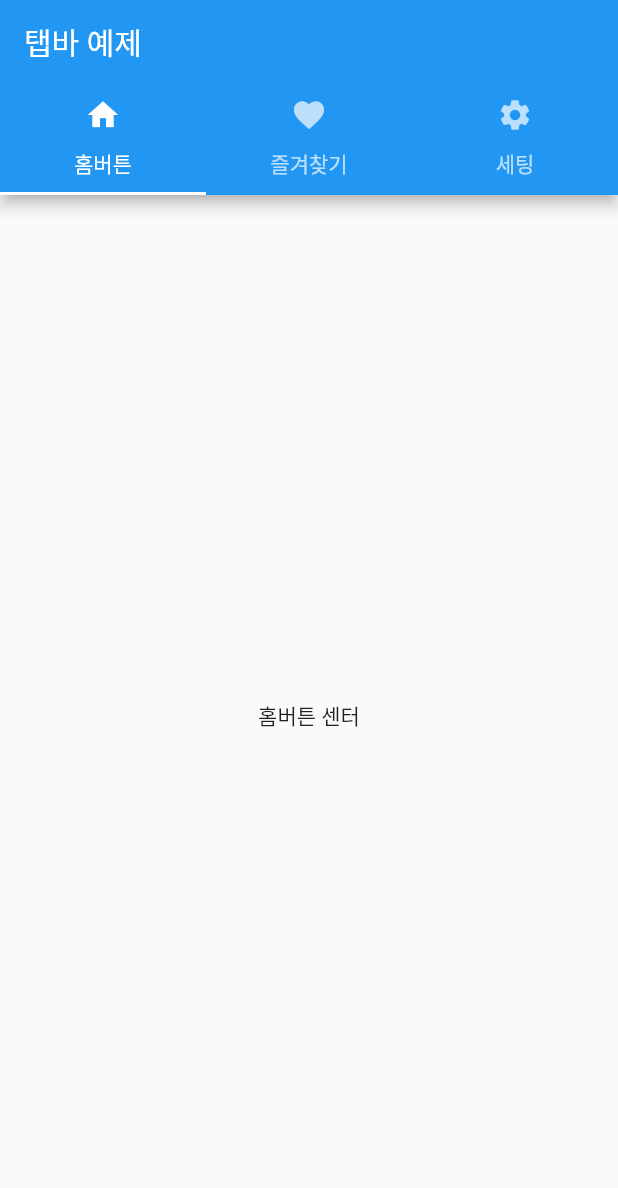
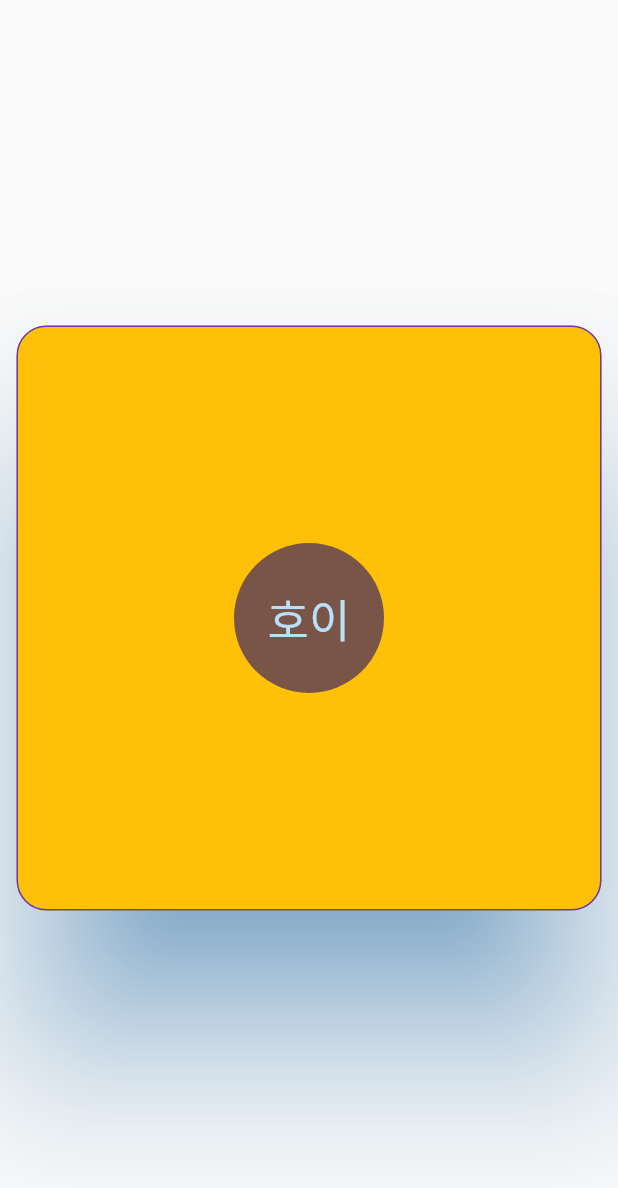
Before and after one commit to stufit/first_inflearn_flutter, a Flutter app: the screen it shows after launch, on a phone screen of 412 x 824 dp. Shown: the top 1188 px of the screen. Run offline on Flutter 3.47's test engine with Material 2 defaults, Android fonts, the phone set to English and light mode, and no system bars.

Commit message:
SizedBox, Card 위젯

```diff
--- a/lib/main.dart
+++ b/lib/main.dart
@@ -4,122 +4,41 @@ void main() {
   runApp(MyApp());
 }
 
-class MyApp extends StatefulWidget {
+class MyApp extends StatelessWidget {
   const MyApp({super.key});
-
-  @override
-  State<MyApp> createState() => _MyAppState();
-}
-
-class _MyAppState extends State<MyApp> with SingleTickerProviderStateMixin {
-  late TabController _tabController;
-
-  @override
-  void initState() {
-    super.initState();
-    _tabController = TabController(length: 3, vsync: this);
-  }
-
-  @override
-  void dispose() {
-    _tabController.dispose();
-    super.dispose();
-  }
 
   @override
   Widget build(BuildContext context) {
     return MaterialApp(
-      title: "크롬탭에 뜨는 이름",
+      debugShowCheckedModeBanner: false,
       home: Scaffold(
-        appBar: AppBar(
-          title: Text("탭바 예제"),
-          bottom: TabBar(
-            controller: _tabController,
-            tabs: [
-              Tab(icon: Icon(Icons.home), text: "홈버튼"),
-              Tab(icon: Icon(Icons.favorite), text: "즐겨찾기"),
-              Tab(icon: Icon(Icons.settings), text: "세팅"),
-            ],
+        body: Center(
+          child: SizedBox(
+            width: 400,
+            height: 400,
+            child: Card(
+              elevation: 50,
+              margin: EdgeInsets.all(5),
+              shadowColor: Colors.blue,
+              shape: RoundedRectangleBorder(
+                side: BorderSide(
+                  color: Colors.deepPurple,
+                ),
+                borderRadius: BorderRadius.circular(20)
+              ),
+              color: Colors.amber,
+              child: Center(
+                  child: CircleAvatar(
+                    backgroundColor: Colors.brown,
+                    radius: 50,
+                    child: Center(
+                      child: Text("호이",style: TextStyle(fontSize: 30),),
+                    ),
+                  )),
+            ),
           ),
-        ),
-        body: TabBarView(
-          controller: _tabController,
-          children: [
-            Center(child: Text("홈버튼 센터")),
-            Center(child: Text("즐겨찾기 센터")),
-            Center(child: Text("세팅 센터")),
-          ],
         ),
       ),
     );
   }
 }
-
-/*
-// BottomSheet
-void main() {
-  runApp(BottomSheetApp());
-}
-
-class BottomSheetApp extends StatelessWidget {
-  const BottomSheetApp({super.key});
-
-  @override
-  Widget build(BuildContext context) {
-    return MaterialApp(
-      home: Scaffold(
-        appBar: AppBar(
-          title: Text("bottom sheet 예제"),
-        ),
-        body: BottomSheetExample(),
-      ),
-    );
-  }
-}
-
-class BottomSheetExample extends StatelessWidget {
-  const BottomSheetExample({super.key});
-
-  @override
-  Widget build(BuildContext context) {
-    return Center(
-      child: ElevatedButton(
-        child: Text('showModalBottomSheet'),
-        onPressed: () {
-          showModalBottomSheet( // showBottomSheet는 다른 곳 눌러도 창이 안사라짐
-            context: context,
-            builder: (BuildContext context) {
-              return Container(
-                color: Colors.amber,
-                child: Column(
-                  mainAxisSize: MainAxisSize.min, // 위로 올라오는 사이즈를 조절
-                  children: [
-                    ListTile(
-                      leading: Icon(Icons.add),
-                      title: Text("추가"),
-                      onTap: () {
-                        Navigator.of(context).pop();
-                      },
-
-                    ),
-                    ListTile(
-                      leading: Icon(Icons.remove),
-                      title: Text("삭제"),
-                      onTap: () {
-                        Navigator.of(context).pop();
-                      },
-
-                    )
-                  ],
-                ),
-              );
-            },
-          );
-        },
-      ),
-    );
-  }
-}
-
-
- */
```
